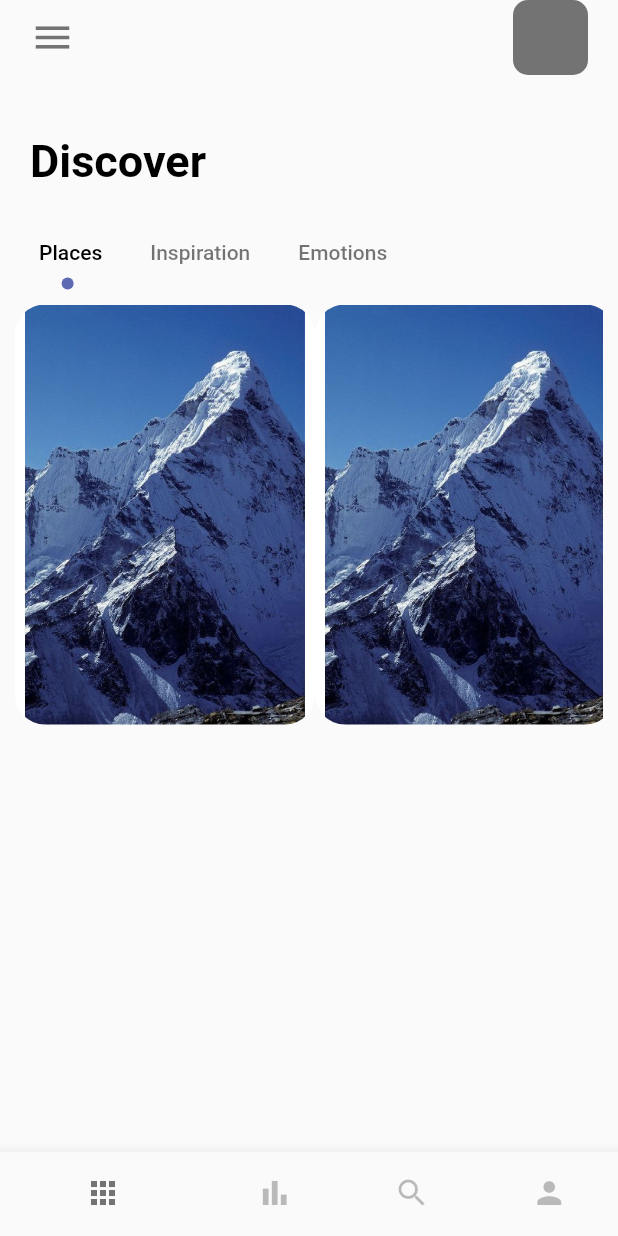
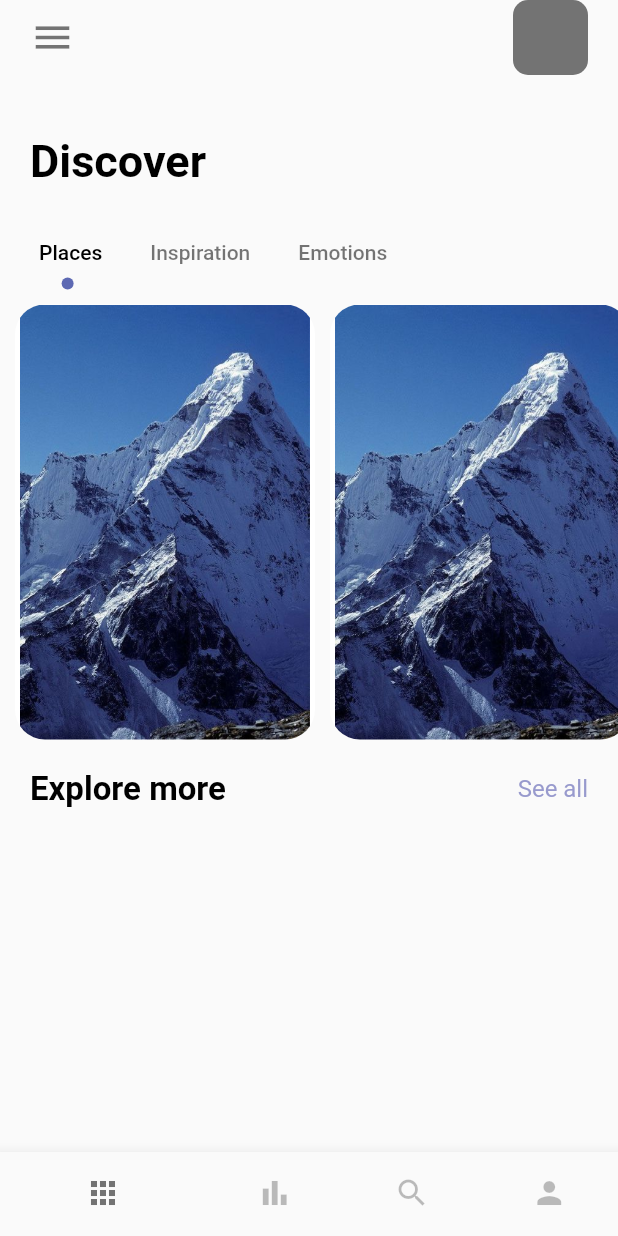
Before and after one commit to sxjal/More-Journeys, a Flutter app: the screen it shows after launch, on a phone screen of 412 x 824 dp. Run offline on Flutter 3.47's test engine with Material 2 defaults, Android fonts, the phone set to English and light mode, and no system bars.

Commit message:
started bottom stuff

```diff
--- a/lib/pages/navpages/homepage.dart
+++ b/lib/pages/navpages/homepage.dart
@@ -2,6 +2,7 @@ import 'package:flutter/material.dart';
 import 'package:flutter/services.dart';
 import 'package:morejourneys/misc/colors.dart';
 import 'package:morejourneys/widgets/app_large_text.dart';
+import 'package:morejourneys/widgets/app_text.dart';
 
 class HomePage extends StatefulWidget {
   const HomePage({super.key});
@@ -85,8 +86,7 @@ class _HomePageState extends State<HomePage> with TickerProviderStateMixin {
           ),
 
           Container(
-            //margin: const EdgeInsets.all(10),
-            padding: const EdgeInsets.all(10),
+            padding: const EdgeInsets.only(left: 10),
             height: 300,
             width: double.maxFinite,
             child: TabBarView(
@@ -94,8 +94,9 @@ class _HomePageState extends State<HomePage> with TickerProviderStateMixin {
               children: [
                 ListView.builder(
                   scrollDirection: Axis.horizontal,
-                  itemCount: 3,
+                  itemCount: 5,
                   itemBuilder: (context, index) => Container(
+                    margin: const EdgeInsets.only(right: 10, top: 10),
                     width: 200,
                     height: 300,
                     decoration: BoxDecoration(
@@ -106,6 +107,24 @@ class _HomePageState extends State<HomePage> with TickerProviderStateMixin {
                       ),
                     ),
                   ),
+                ),
+                Text("Inspiration"),
+                Text("Emotions"),
+              ],
+            ),
+          ),
+          const SizedBox(
+            height: 20,
+          ),
+          Container(
+            margin: EdgeInsets.only(left: 20, right: 20),
+            child: Row(
+              mainAxisAlignment: MainAxisAlignment.spaceBetween,
+              children: [
+                AppLargeText(text: "Explore more", size: 22),
+                AppText(
+                  text: "See all",
+                  color: AppColors.textColor1,
                 ),
               ],
             ),
```
